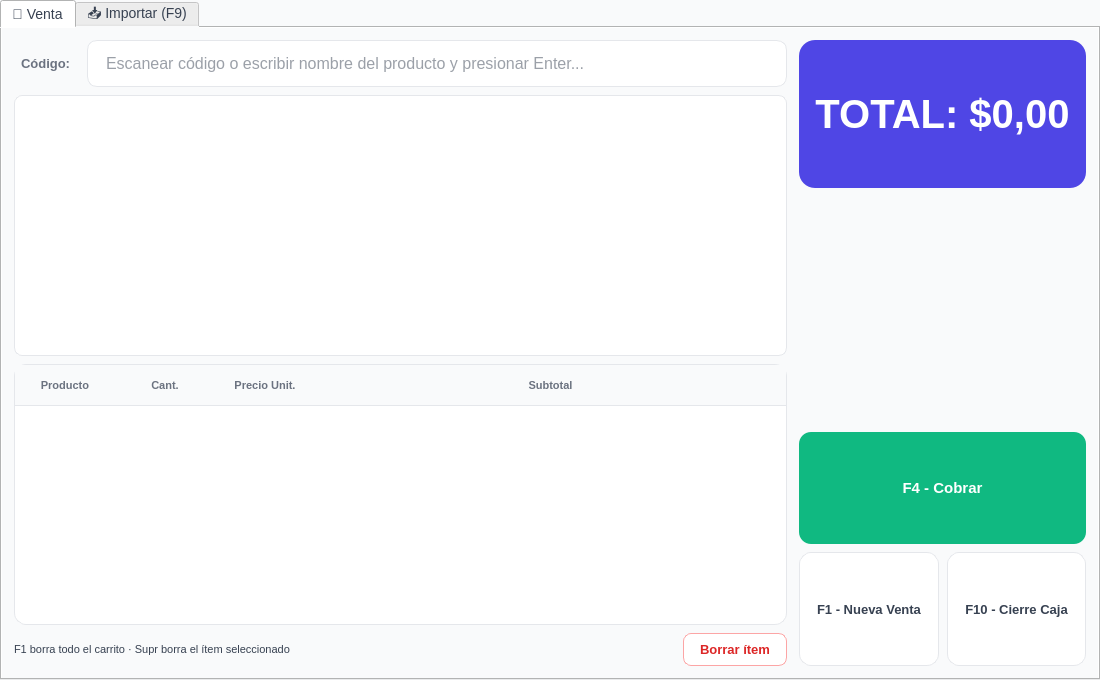
Above: src/infrastructure/ui/windows/main_window.ui from gustavoJimenezz/mostrador-kiosco-punto-de-venta before the change. Below: the same form after it.
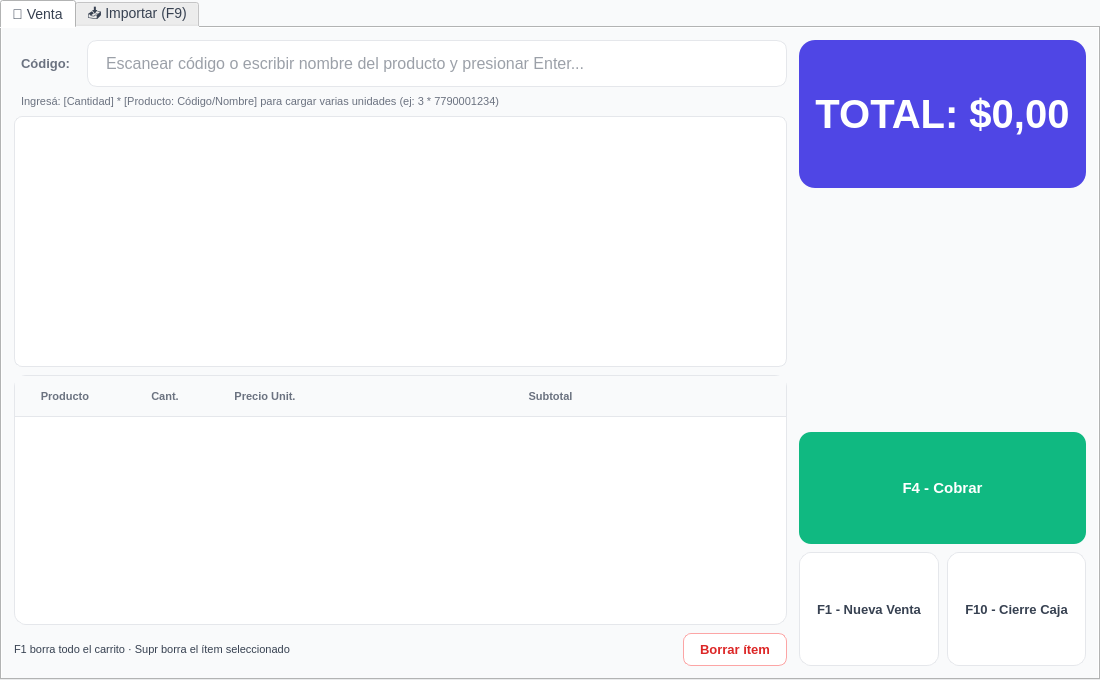
That is the form after the change.

Diff of the .ui file:
```diff
--- a/src/infrastructure/ui/windows/main_window.ui
+++ b/src/infrastructure/ui/windows/main_window.ui
@@ -154,6 +154,13 @@
     border-color: #e5e7eb;
 }
 
+/* HINT CANTIDAD MÚLTIPLE */
+QLabel#barcode_hint_label {
+    color: #6b7280;
+    font-size: 11px;
+    padding: 0 4px;
+}
+
 /* HINT ATAJOS CARRITO */
 QLabel#hint_delete_label {
     color: #374151;
@@ -256,6 +263,14 @@
             </item>
            </layout>
           </item>
+          <item>
+           <!-- Hint: cómo agregar cantidad múltiple -->
+           <widget class="QLabel" name="barcode_hint_label">
+            <property name="text">
+             <string>Ingresá: [Cantidad] * [Producto: Código/Nombre] para cargar varias unidades (ej: 3 * 7790001234)</string>
+            </property>
+           </widget>
+          </item>
           <item>
            <!-- Lista de resultados de búsqueda por nombre -->
            <widget class="QListWidget" name="search_results">
```
